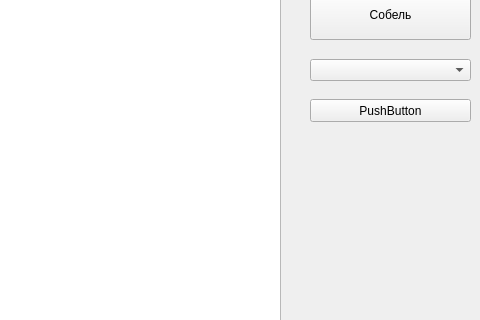
Above: mainwindow.ui from StenFox/Image before the change; both pictures show x 520 to 1000 and y 188 to 508 of the 1000 by 800 pixel window. Below: the same form after it.
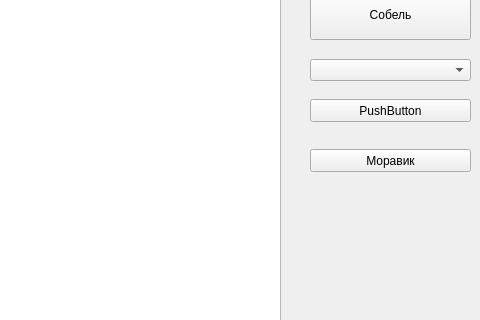
That is the form after the change.

What changed in the file:
```diff
--- a/mainwindow.ui
+++ b/mainwindow.ui
@@ -151,6 +151,19 @@
      </rect>
     </property>
    </widget>
+   <widget class="QPushButton" name="MoravecButton">
+    <property name="geometry">
+     <rect>
+      <x>830</x>
+      <y>320</y>
+      <width>161</width>
+      <height>23</height>
+     </rect>
+    </property>
+    <property name="text">
+     <string>Моравик</string>
+    </property>
+   </widget>
   </widget>
   <widget class="QMenuBar" name="menuBar">
    <property name="geometry">
```
